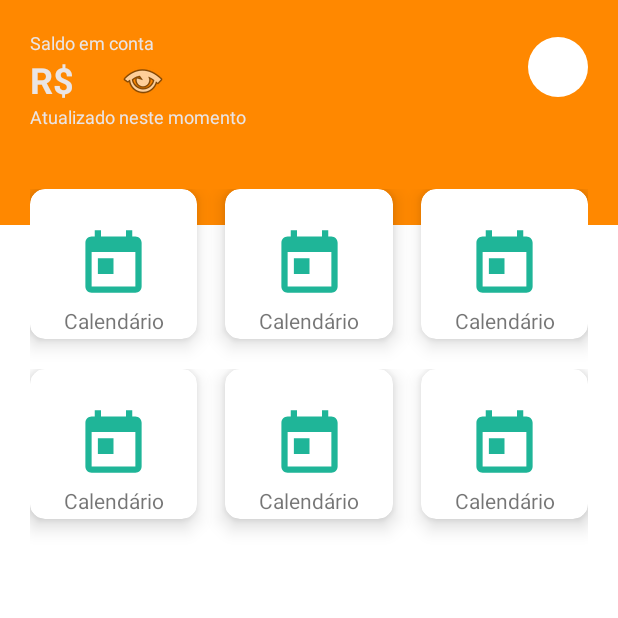
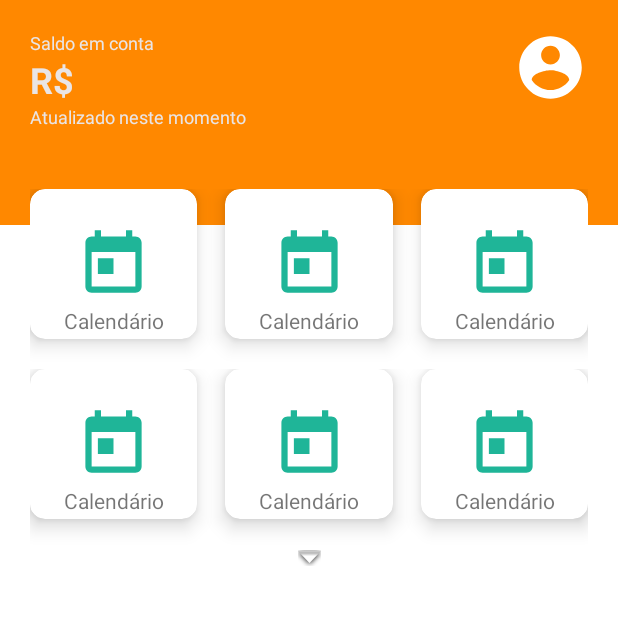
Before and after one commit to wilkison-silva/BancoInter, an Android app: the screen it shows after launch (MainActivity), on a phone screen of 412 x 824 dp, the top half of it. Run offline under Robolectric (Android 15) with nearby library versions, the phone set to English and light mode, and no system bars.

Commit message:
finalizado a etpaa de esconder os menus

```diff
--- a/app/src/main/java/com/example/bancointer/ui/activities/MainActivity.java
+++ b/app/src/main/java/com/example/bancointer/ui/activities/MainActivity.java
@@ -1,17 +1,64 @@
 package com.example.bancointer.ui.activities;
 
+import androidx.annotation.RequiresApi;
 import androidx.appcompat.app.ActionBar;
 import androidx.appcompat.app.AppCompatActivity;
+import androidx.cardview.widget.CardView;
+import androidx.constraintlayout.widget.ConstraintLayout;
 
+import android.os.Build;
 import android.os.Bundle;
+import android.transition.AutoTransition;
+import android.transition.TransitionManager;
+import android.util.Log;
+import android.view.View;
+import android.view.ViewGroup;
+import android.widget.ImageView;
 
 import com.example.bancointer.R;
 
+import static android.view.ViewGroup.LayoutParams.MATCH_PARENT;
+import static android.view.ViewGroup.LayoutParams.WRAP_CONTENT;
+
 public class MainActivity extends AppCompatActivity {
+
+    private ImageView imageViewOcultador;
+    private ConstraintLayout constraintLayout;
+    CardView cardView4;
+    CardView cardView5;
+    CardView cardView6;
+    boolean mostrando = true;
 
     @Override
     protected void onCreate(Bundle savedInstanceState) {
         super.onCreate(savedInstanceState);
         setContentView(R.layout.activity_main);
+
+        imageViewOcultador = findViewById(R.id.imageview_ocultador);
+        cardView4 = findViewById(R.id.cardview_calendario4);
+        cardView5 = findViewById(R.id.cardview_calendario5);
+        cardView6 = findViewById(R.id.cardview_calendario6);
+        constraintLayout = findViewById(R.id.constraint_layout_segunda_linha);
+
+        imageViewOcultador.setOnClickListener(new View.OnClickListener() {
+            @RequiresApi(api = Build.VERSION_CODES.KITKAT)
+            @Override
+            public void onClick(View v) {
+                Log.i("ImageView", "Clicado");
+
+                if (mostrando) {
+                    TransitionManager.beginDelayedTransition(constraintLayout,
+                            new AutoTransition());
+                    constraintLayout.setVisibility(View.GONE);
+                    mostrando = false;
+                }
+                else {
+                    TransitionManager.beginDelayedTransition(constraintLayout,
+                            new AutoTransition());
+                    constraintLayout.setVisibility(View.VISIBLE);
+                    mostrando = true;
+                }
+            }
+        });
     }
 }
--- /dev/null
+++ b/app/src/main/res/drawable/ic_photo_circle.xml
@@ -0,0 +1,10 @@
+<vector xmlns:android="http://schemas.android.com/apk/res/android"
+    android:width="50dp"
+    android:height="50dp"
+    android:tint="#FFFFFF"
+    android:viewportWidth="24"
+    android:viewportHeight="24">
+    <path
+        android:fillColor="@android:color/white"
+        android:pathData="M12,2C6.48,2 2,6.48 2,12s4.48,10 10,10 10,-4.48 10,-10S17.52,2 12,2zM12,5c1.66,0 3,1.34 3,3s-1.34,3 -3,3 -3,-1.34 -3,-3 1.34,-3 3,-3zM12,19.2c-2.5,0 -4.71,-1.28 -6,-3.22 0.03,-1.99 4,-3.08 6,-3.08 1.99,0 5.97,1.09 6,3.08 -1.29,1.94 -3.5,3.22 -6,3.22z" />
+</vector>
--- a/app/src/main/res/layout/activity_main.xml
+++ b/app/src/main/res/layout/activity_main.xml
@@ -38,7 +38,7 @@
         android:textSize="24sp"
         android:textStyle="bold"
         app:layout_constraintStart_toStartOf="@+id/textview_saldo_em_conta"
-        app:layout_constraintTop_toBottomOf="@+id/textview_saldo_em_conta"/>
+        app:layout_constraintTop_toBottomOf="@+id/textview_saldo_em_conta" />
 
     <TextView
         android:id="@+id/textview_saldo"
@@ -50,7 +50,7 @@
         android:textStyle="bold"
         app:layout_constraintBottom_toBottomOf="@+id/textview_simbolo_real"
         app:layout_constraintStart_toEndOf="@+id/textview_simbolo_real"
-        tools:text="2.916,18"/>
+        tools:text="2.916,18" />
 
     <ImageView
         android:id="@+id/imageview_foto"
@@ -58,14 +58,13 @@
         android:layout_height="wrap_content"
         android:layout_marginEnd="20dp"
         android:layout_marginRight="20dp"
-        android:background="@drawable/foto_redonda"
+        android:background="@drawable/ic_photo_circle"
         android:scaleType="centerCrop"
         app:layout_constraintBottom_toBottomOf="@+id/textview_saldo"
         app:layout_constraintEnd_toEndOf="parent"
         app:layout_constraintHorizontal_bias="1.0"
         app:layout_constraintStart_toEndOf="@+id/textview_saldo"
         app:layout_constraintTop_toTopOf="@+id/textview_saldo_em_conta" />
-
 
     <TextView
         android:id="@+id/textview_mensagem_ultima_atualizacao"
@@ -79,28 +78,16 @@
         app:layout_constraintTop_toBottomOf="@+id/textview_simbolo_real"
         app:layout_constraintVertical_bias="0" />
 
-    <ImageView
-        android:id="@+id/imageView"
-        android:layout_width="wrap_content"
-        android:layout_height="wrap_content"
-        android:layout_marginStart="20dp"
-        android:layout_marginLeft="20dp"
-        app:layout_constraintBottom_toTopOf="@+id/textview_mensagem_ultima_atualizacao"
-        app:layout_constraintEnd_toStartOf="@+id/imageview_foto"
-        app:layout_constraintHorizontal_bias="0.0"
-        app:layout_constraintStart_toEndOf="@+id/textview_saldo"
-        app:layout_constraintTop_toTopOf="@+id/textview_saldo"
-        app:srcCompat="@android:drawable/ic_menu_view" />
-
     <androidx.constraintlayout.widget.ConstraintLayout
-        android:id="@+id/constraint_layout_3_icones"
+        android:id="@+id/constraint_layout_primeira_linha"
         android:layout_width="0dp"
         android:layout_height="wrap_content"
         android:layout_marginTop="40dp"
         app:layout_constraintEnd_toEndOf="@+id/imageview_foto"
         app:layout_constraintStart_toStartOf="@+id/textview_simbolo_real"
         app:layout_constraintTop_toBottomOf="@+id/textview_mensagem_ultima_atualizacao"
-        app:layout_constraintVertical_bias="0.0">
+        app:layout_constraintVertical_bias="0.0"
+        app:layout_constraintVertical_chainStyle="packed">
 
         <androidx.cardview.widget.CardView
             android:id="@+id/cardview_calendario"
@@ -148,7 +135,6 @@
             </androidx.constraintlayout.widget.ConstraintLayout>
 
         </androidx.cardview.widget.CardView>
-
         <androidx.cardview.widget.CardView
             android:id="@+id/cardview_calendario2"
             android:layout_width="0dp"
@@ -194,7 +180,6 @@
             </androidx.constraintlayout.widget.ConstraintLayout>
 
         </androidx.cardview.widget.CardView>
-
         <androidx.cardview.widget.CardView
             android:id="@+id/cardview_calendario3"
             android:layout_width="0dp"
@@ -245,12 +230,13 @@
     </androidx.constraintlayout.widget.ConstraintLayout>
 
     <androidx.constraintlayout.widget.ConstraintLayout
+        android:id="@+id/constraint_layout_segunda_linha"
         android:layout_width="0dp"
         android:layout_height="wrap_content"
-        app:layout_constraintBottom_toBottomOf="parent"
-        app:layout_constraintEnd_toEndOf="@+id/constraint_layout_3_icones"
-        app:layout_constraintStart_toStartOf="@+id/constraint_layout_3_icones"
-        app:layout_constraintTop_toBottomOf="@+id/constraint_layout_3_icones"
+        android:visibility="visible"
+        app:layout_constraintEnd_toEndOf="@+id/constraint_layout_primeira_linha"
+        app:layout_constraintStart_toStartOf="@+id/constraint_layout_primeira_linha"
+        app:layout_constraintTop_toBottomOf="@+id/constraint_layout_primeira_linha"
         app:layout_constraintVertical_bias="0.0">
 
         <androidx.cardview.widget.CardView
@@ -392,8 +378,29 @@
 
         </androidx.cardview.widget.CardView>
 
+    </androidx.constraintlayout.widget.ConstraintLayout>
+
+    <androidx.constraintlayout.widget.ConstraintLayout
+        android:id="@+id/constraint_layout_ocultador"
+        android:layout_width="0dp"
+        android:layout_height="wrap_content"
+        app:layout_constraintEnd_toEndOf="parent"
+        app:layout_constraintStart_toStartOf="parent"
+        app:layout_constraintTop_toBottomOf="@id/constraint_layout_segunda_linha">
+
+        <ImageView
+            android:id="@+id/imageview_ocultador"
+            android:layout_width="wrap_content"
+            android:layout_height="wrap_content"
+            app:layout_constraintBottom_toBottomOf="parent"
+            app:layout_constraintEnd_toEndOf="parent"
+            app:layout_constraintStart_toStartOf="parent"
+            app:layout_constraintTop_toTopOf="parent"
+            app:layout_constraintVertical_bias="0.0"
+            app:srcCompat="@android:drawable/arrow_down_float">
+
+        </ImageView>
 
     </androidx.constraintlayout.widget.ConstraintLayout>
 
-
 </androidx.constraintlayout.widget.ConstraintLayout>
```
